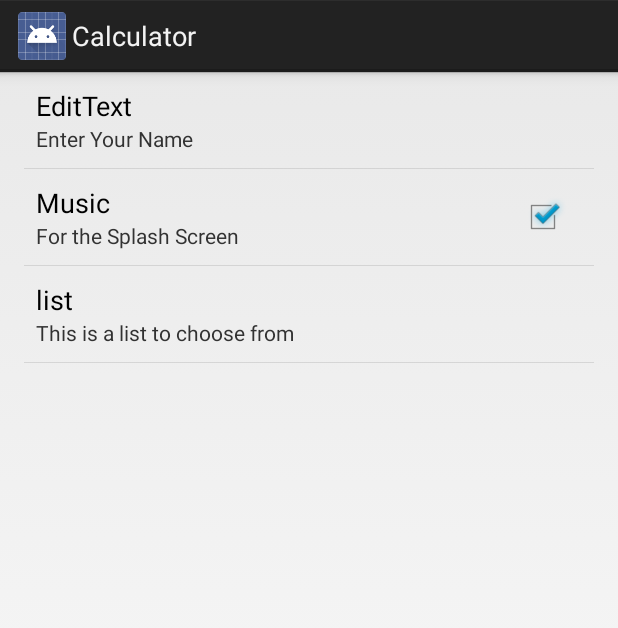
After one commit to Maeur1/Calculator, an Android app: the Prefs screen opened directly, with no data from a screen before it, on a phone screen of 412 x 824 dp. The commit adds this screen. Shown: the top 628 px of the screen. Run offline under Robolectric (Android 15) with nearby library versions, the phone set to English and light mode, and no system bars.

```diff
--- /dev/null
+++ b/app/src/main/java/com/maeur1/calculator/Prefs.java
@@ -0,0 +1,15 @@
+package com.maeur1.calculator;
+
+import android.os.Bundle;
+import android.preference.PreferenceActivity;
+
+/**
+ * Created by Mayur on 2/05/2014.
+ */
+public class Prefs extends PreferenceActivity{
+    @Override
+    protected void onCreate(Bundle savedInstanceState) {
+        super.onCreate(savedInstanceState);
+        addPreferencesFromResource(R.xml.prefs);
+    }
+}
--- /dev/null
+++ b/app/src/main/res/values/array.xml
@@ -0,0 +1,17 @@
+<?xml version="1.0" encoding="utf-8"?>
+<resources>
+    <string-array name="list">
+        <item>Option 1</item>
+        <item>Option 2</item>
+        <item>Option 3</item>
+        <item>Option 4</item>
+    </string-array>
+
+    <string-array name="lvalues">
+        <item>1</item>
+        <item>2</item>
+        <item>3</item>
+        <item>4</item>
+    </string-array>
+
+</resources>
--- /dev/null
+++ b/app/src/main/res/xml/prefs.xml
@@ -0,0 +1,22 @@
+<?xml version="1.0" encoding="utf-8"?>
+
+<PreferenceScreen xmlns:android="http://schemas.android.com/apk/res/android">
+    <EditTextPreference
+        android:title="EditText"
+        android:key="name"
+        android:summary="Enter Your Name"/>
+
+    <CheckBoxPreference
+        android:title="Music"
+        android:defaultValue="true"
+        android:key="checkbox"
+        android:summary="For the Splash Screen"/>
+
+    <ListPreference
+        android:title="list"
+        android:key="list"
+        android:summary="This is a list to choose from"
+        android:entries="@array/list"
+        android:entryValues="@array/lvalues"/>
+
+</PreferenceScreen>
```
Also changed, not shown: app/src/main/AndroidManifest.xml (+37 -12 lines), app/src/main/java/com/maeur1/calculator/AboutUs.java (added, +16 -0 lines), app/src/main/java/com/maeur1/calculator/Data.java (added, +63 -0 lines), app/src/main/java/com/maeur1/calculator/Menu.java (+27 -3 lines), app/src/main/java/com/maeur1/calculator/OpenedClass.java (added, +74 -0 lines), app/src/main/java/com/maeur1/calculator/Splash.java (+9 -3 lines), app/src/main/res/layout/about.xml (added, +11 -0 lines), app/src/main/res/layout/get.xml (added, +34 -0 lines), app/src/main/res/layout/send.xml (added, +49 -0 lines), app/src/main/res/menu/main.xml (+13 -6 lines), 2 other files.
